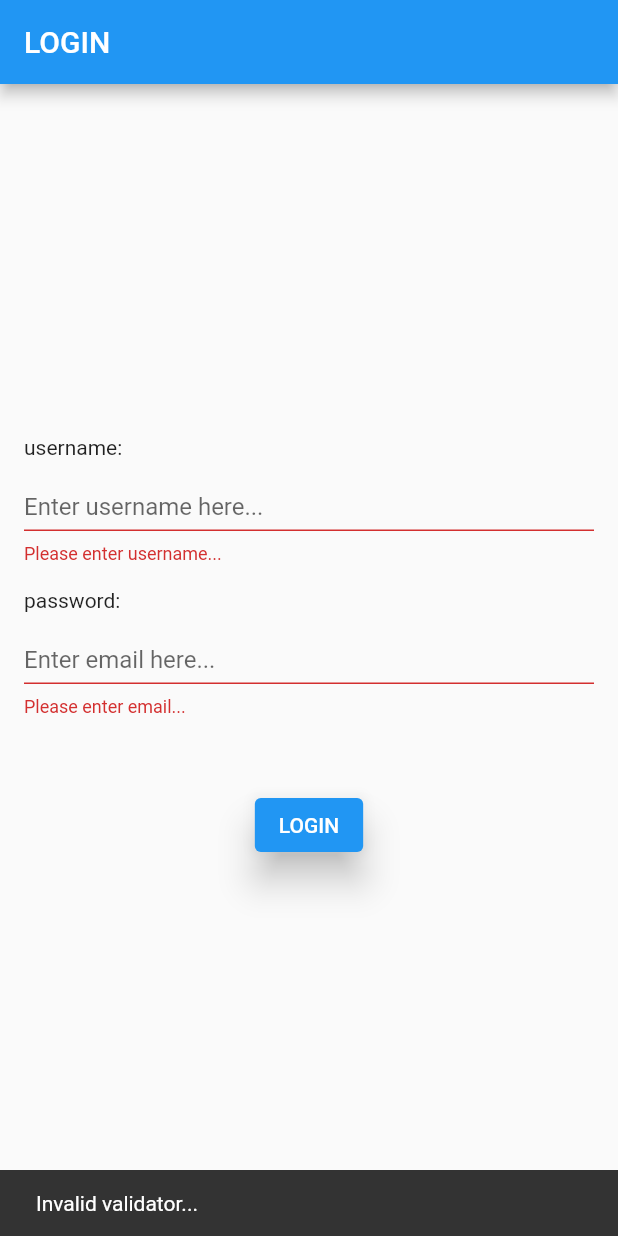
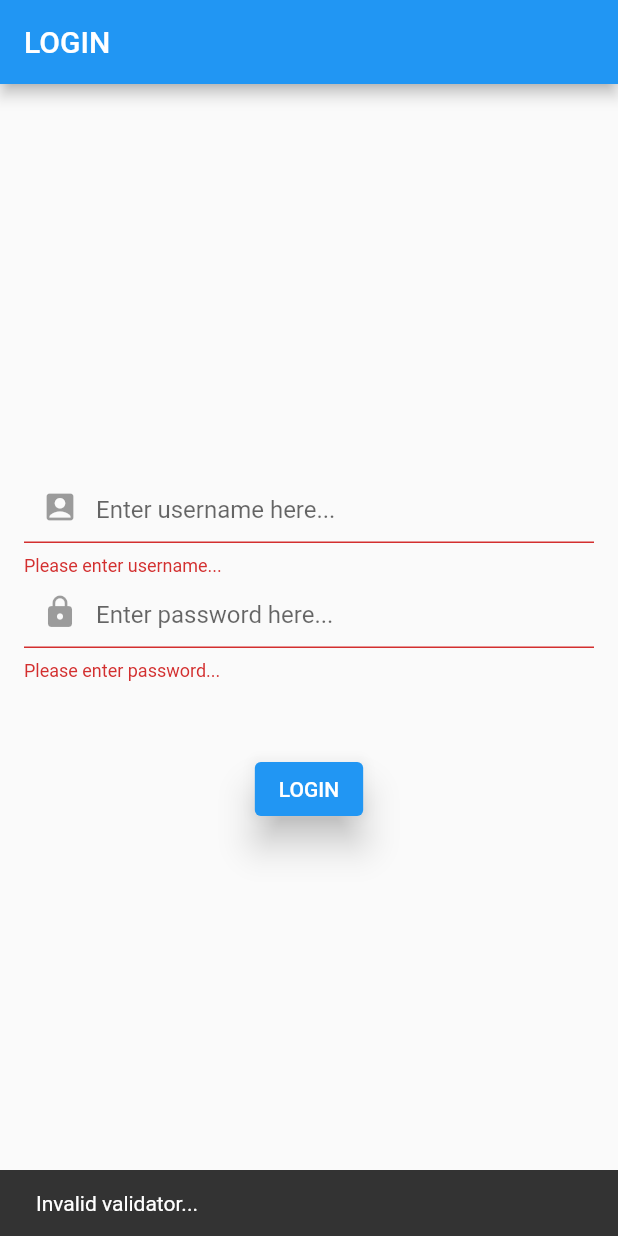
Before and after one commit to vnhanh/Flutter_ChatApp, a Flutter app: the screen it shows after launch, after a tap on "LOGIN", on a phone screen of 412 x 824 dp. Run offline on Flutter 3.47's test engine with Material 2 defaults, Android fonts, the phone set to English and light mode, and no system bars.

Commit message:
add chat.dart - the main chat screen; setup password, add loading dialog for submit action

```diff
--- a/lib/login.dart
+++ b/lib/login.dart
@@ -1,5 +1,6 @@
-import 'package:flutter/cupertino.dart';
+// import 'package:flutter/cupertino.dart';
 import 'package:flutter/material.dart';
+import 'chat.dart';
 
 class LoginPage extends StatefulWidget {
   final String title;
@@ -15,6 +16,7 @@ class _LoginPage extends State<LoginPage> {
 
   @override
   Widget build(BuildContext context){
+
     return Scaffold(
       appBar: AppBar(
         title: Text("LOGIN"),
@@ -36,7 +38,6 @@ class _LoginPage extends State<LoginPage> {
           mainAxisAlignment: MainAxisAlignment.center,
           crossAxisAlignment: CrossAxisAlignment.start,
           children: [
-            Text("username:"),
             TextFormField(
               validator: (value){
                 if(value.isEmpty){
@@ -45,24 +46,29 @@ class _LoginPage extends State<LoginPage> {
                 return null;
               },
               decoration: InputDecoration(
-                  hintText: "Enter username here...",
-                  contentPadding: EdgeInsets.only(top: 16)
+                hintText: "Enter username here...",
+                contentPadding: EdgeInsets.only(top: 16),
+                prefixIcon: IconButton(
+                  icon: Icon(Icons.account_box)
+                ),
               ),
             ),
-            Container(
-              margin: EdgeInsets.only(top: 16),
-              child: Text("password:"),
-            ),
             TextFormField(
+              obscureText: true,
               validator: (value) {
                 if(value.isEmpty){
-                  return "Please enter email...";
+                  return "Please enter password...";
+                }else if(value.length < 5){
+                  return "Password must be at least 5 characters";
                 }
                 return null;
               },
               decoration: InputDecoration(
-                  hintText: "Enter email here...",
-                  contentPadding: EdgeInsets.only(top: 16)
+                hintText: "Enter password here...",
+                contentPadding: EdgeInsets.only(top: 16),
+                prefixIcon: IconButton(
+                  icon: Icon(Icons.lock),
+                ),
               ),
             ),
             createSubmitButton(context)
@@ -81,9 +87,11 @@ class _LoginPage extends State<LoginPage> {
           child: ElevatedButton(
             onPressed: (){
               if(_formKey.currentState.validate()){
-                Scaffold.of(context).showSnackBar(SnackBar(
-                    content: Text("Valid validator...")
-                ));
+                // Navigator.push(
+                //   context,
+                //   MaterialPageRoute(builder: (context) => ChatPage()),
+                // );
+                _processLogin(context);
               }else{
                 Scaffold.of(context).showSnackBar(SnackBar(
                     content: Text("Invalid validator...")
@@ -97,4 +105,33 @@ class _LoginPage extends State<LoginPage> {
       ),
     );
   }
+
+  void _processLogin(BuildContext context) {
+    showDialog(
+      context: context,
+      barrierDismissible: false,
+      builder: (BuildContext _context){
+        return Dialog(
+          child: Container(
+            padding: EdgeInsets.all(16),
+            child: Row(
+              mainAxisSize: MainAxisSize.min,
+              children: [
+                CircularProgressIndicator(),
+                Padding(
+                  padding: EdgeInsets.only(left: 16),
+                  child: Text("Loading..."),
+                ),
+              ],
+            ),
+          ),
+        );
+      }
+    );
+
+    Future.delayed(Duration(seconds: 3), () {
+      Navigator.pop(context);
+      Navigator.pushNamed(context, "/chat");
+    });
+  }
 }
--- a/lib/main.dart
+++ b/lib/main.dart
@@ -1,4 +1,5 @@
 import 'package:flutter/material.dart';
+import 'package:flutter_app/chat.dart';
 import 'login.dart';
 
 void main()  => runApp(MyApp());
@@ -13,7 +14,11 @@ class MyApp extends StatelessWidget {
         primarySwatch: Colors.blue,
         visualDensity: VisualDensity.adaptivePlatformDensity,
       ),
-      home: LoginPage(title: 'Chat App'),
+      initialRoute: '/',
+      routes: {
+        "/": (context) => LoginPage(),
+        "/chat": (context) => ChatPage(),
+      },
     );
   }
 }
```
Also changed, not shown: lib/chat.dart (added, +26 -0 lines).
